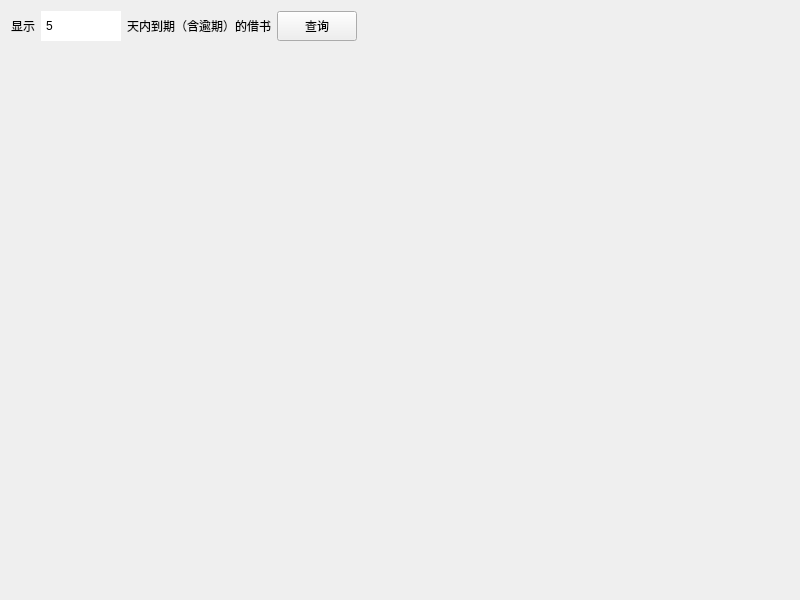
First picture: the form in src/RemindReturnForm.ui, repository zhiweij1/LibrarySystem, before the edit.
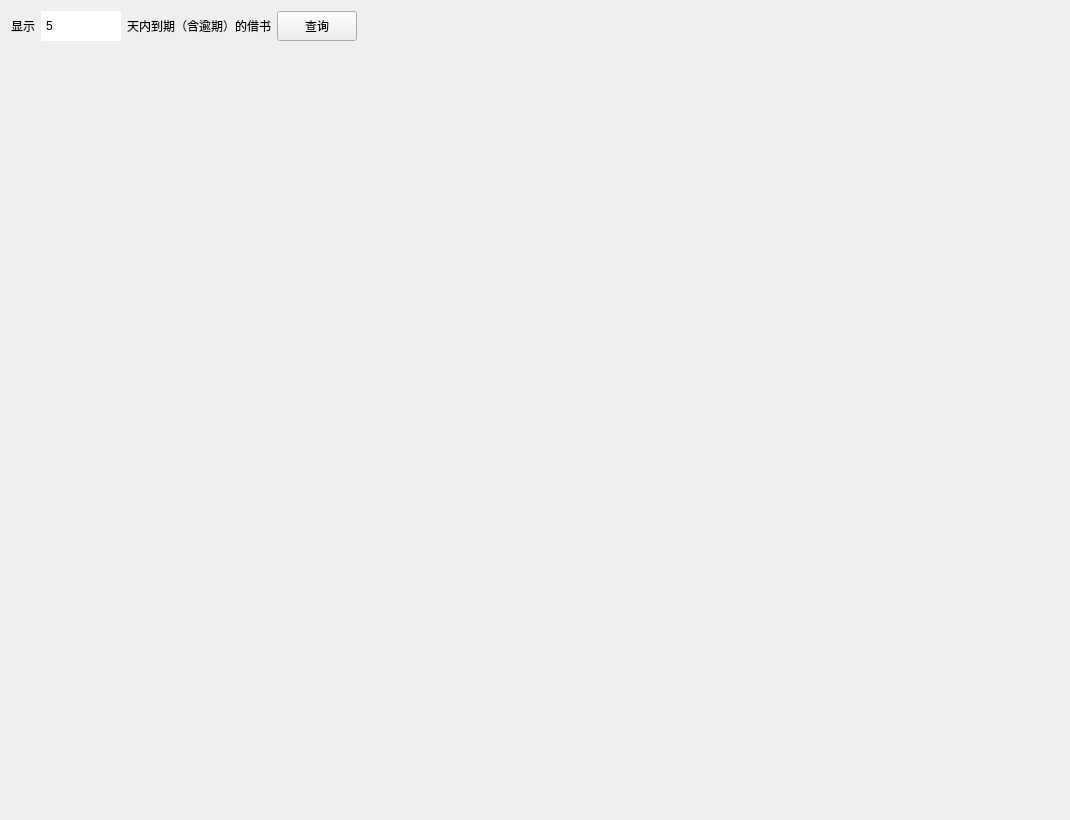
Second picture: the form after the edit.

The edit to the form file:
```diff
--- a/src/RemindReturnForm.ui
+++ b/src/RemindReturnForm.ui
@@ -6,8 +6,8 @@
    <rect>
     <x>0</x>
     <y>0</y>
-    <width>800</width>
-    <height>600</height>
+    <width>1070</width>
+    <height>820</height>
    </rect>
   </property>
   <property name="windowTitle">
```
